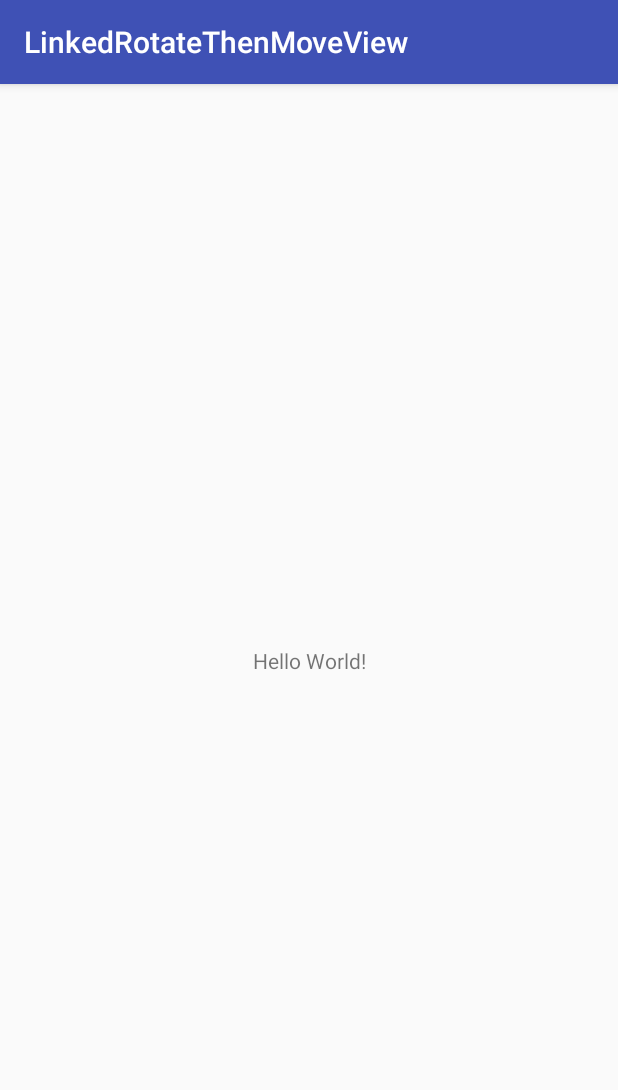
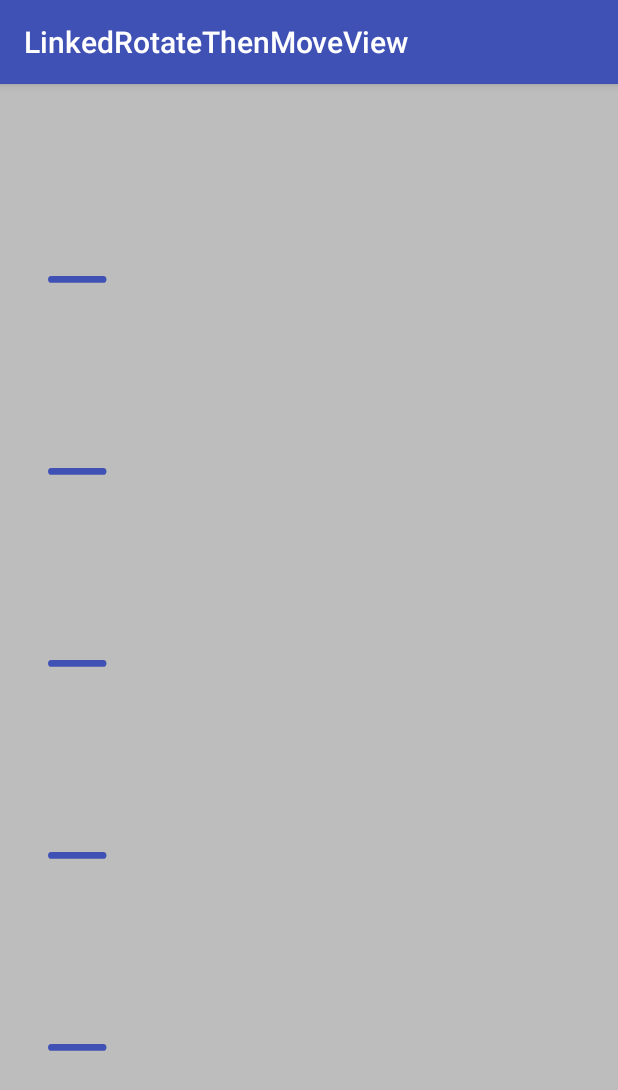
Before and after one commit to Anwesh43/LineRotateThenMoveView, an Android app: the screen it shows after launch (MainActivity), on a phone screen of 412 x 824 dp. Shown: the top 1090 px of the screen. Run offline under Robolectric (Android 15) with nearby library versions, the phone set to English and light mode, and no system bars.

```diff
--- a/app/build.gradle
+++ b/app/build.gradle
@@ -27,6 +27,7 @@ dependencies {
     androidTestImplementation 'com.android.support.test:runner:1.0.1'
     androidTestImplementation 'com.android.support.test.espresso:espresso-core:3.0.1'
     compile "org.jetbrains.kotlin:kotlin-stdlib-jre7:$kotlin_version"
+    compile project(":linerotatethenmoveview")
 }
 repositories {
     mavenCentral()
--- a/app/src/main/java/com/anwesh/uiprojects/linkedrotatethenmoveview/MainActivity.kt
+++ b/app/src/main/java/com/anwesh/uiprojects/linkedrotatethenmoveview/MainActivity.kt
@@ -2,11 +2,12 @@ package com.anwesh.uiprojects.linkedrotatethenmoveview
 
 import android.support.v7.app.AppCompatActivity
 import android.os.Bundle
+import com.anwesh.uiprojects.linerotatethenmoveview.LineRotateThenMoveView
 
 class MainActivity : AppCompatActivity() {
 
     override fun onCreate(savedInstanceState: Bundle?) {
         super.onCreate(savedInstanceState)
-        setContentView(R.layout.activity_main)
+        LineRotateThenMoveView.create(this)
     }
 }
```
